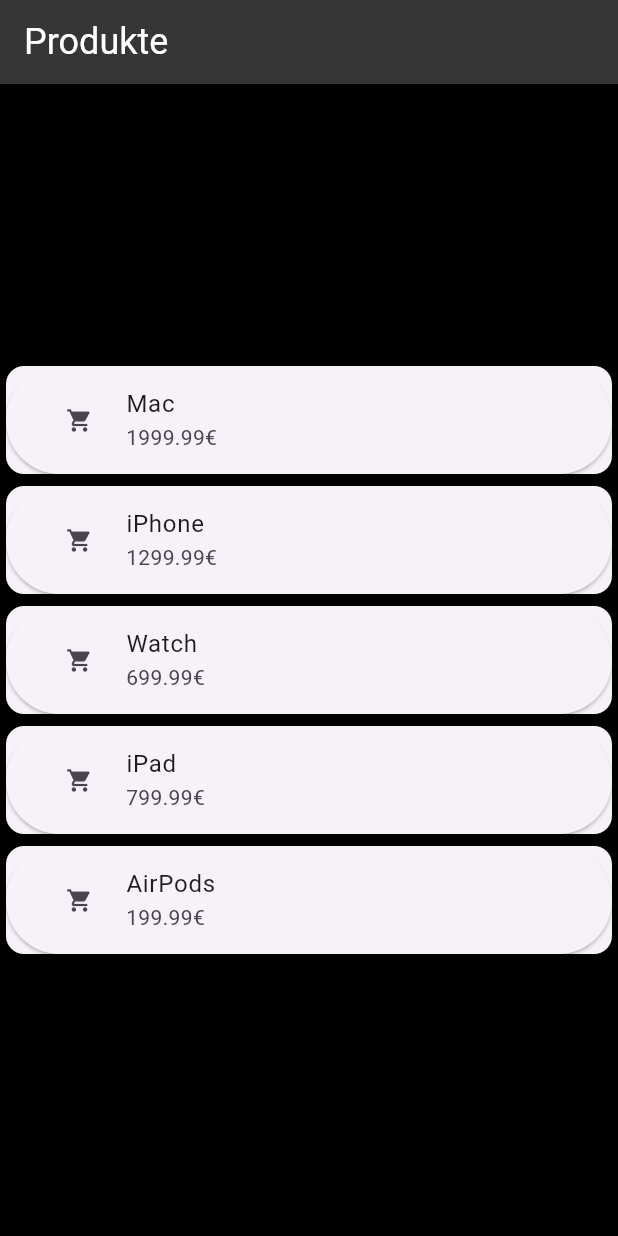
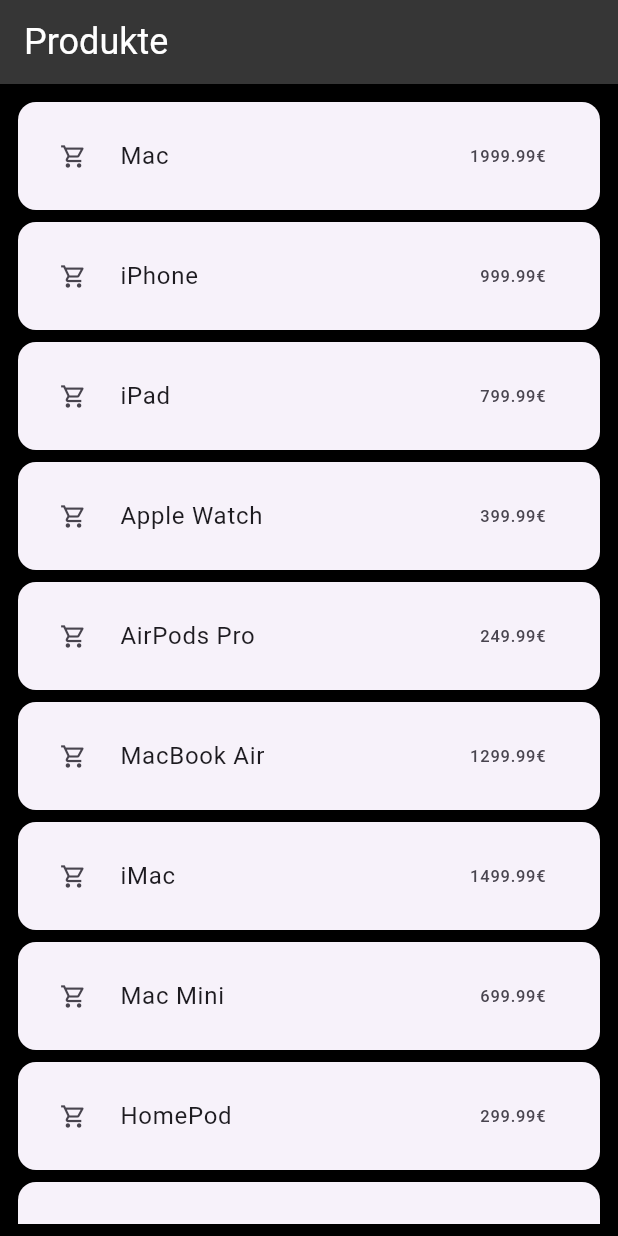
Before and after one commit to OhioLight/navigation_example, a Flutter app: the screen it shows after launch, on a phone screen of 412 x 824 dp. Run offline on Flutter 3.47's test engine with Material 3 defaults, Android fonts, the phone set to English and light mode, and no system bars.

Commit message:
more Products and other buttons

```diff
--- a/lib/p_list_view.dart
+++ b/lib/p_list_view.dart
@@ -10,13 +10,14 @@ class ProductList extends StatelessWidget {
 
   @override
   Widget build(BuildContext context) {
-    return Center(
+    return Padding(
+      padding: const EdgeInsets.all(8.0),
       child: ListView(
         shrinkWrap: true,
         children: products.map(
           (product) {
             return Card(
-              child: ElevatedButton(
+              child: TextButton(
                 onPressed: () {
                   Navigator.push(
                     context,
@@ -30,9 +31,9 @@ class ProductList extends StatelessWidget {
                   );
                 },
                 child: ListTile(
-                  leading: const Icon(Icons.shopping_cart),
+                  leading: const Icon(Icons.shopping_cart_outlined),
                   title: Text(product.name),
-                  subtitle: Text('${product.price}€'),
+                  trailing: Text('${product.price}€'),
                 ),
               ),
             );
--- a/lib/prudukt_class.dart
+++ b/lib/prudukt_class.dart
@@ -10,15 +10,74 @@ class Product {
 }
 
 List<Product> products = [
-  Product(name: 'Mac', description: 'Jetzt mit M2 prozessor', price: 1999.99),
-  Product(name: 'iPhone', description: '15 ultra nice', price: 1299.99),
+  Product(name: 'Mac', description: 'Jetzt mit M2 Prozessor', price: 1999.99),
+  Product(name: 'iPhone', description: 'Das neueste iPhone', price: 999.99),
   Product(
-      name: 'Watch',
-      description: 'das neuste modell nur bei uns',
+      name: 'iPad', description: 'Leicht und leistungsstark', price: 799.99),
+  Product(
+      name: 'Apple Watch',
+      description: 'Dein persönlicher Gesundheitsassistent',
+      price: 399.99),
+  Product(
+      name: 'AirPods Pro',
+      description: 'Aktive Geräuschunterdrückung',
+      price: 249.99),
+  Product(
+      name: 'MacBook Air',
+      description: 'Dünn, leicht und leistungsstark',
+      price: 1299.99),
+  Product(
+      name: 'iMac',
+      description: 'Elegantes Design, beeindruckende Leistung',
+      price: 1499.99),
+  Product(
+      name: 'Mac Mini',
+      description: 'Kompakt und leistungsstark',
       price: 699.99),
-  Product(name: 'iPad', description: 'was riesen teil', price: 799.99),
   Product(
-      name: 'AirPods',
-      description: 'jetzt auch für alle ohren passend',
-      price: 199.99),
+      name: 'HomePod',
+      description: 'Kraftvoller Sound, intelligenter Lautsprecher',
+      price: 299.99),
+  Product(
+      name: 'Apple TV 4K',
+      description: 'Unglaubliche Bild- und Tonqualität',
+      price: 179.99),
+  Product(
+      name: 'Magic Mouse',
+      description: 'Die fortschrittlichste Maus der Welt',
+      price: 79.99),
+  Product(
+      name: 'Magic Keyboard',
+      description: 'Mit Touch ID und Hintergrundbeleuchtung',
+      price: 149.99),
+  Product(
+      name: 'Beats Studio Buds',
+      description: 'Kabellose In-Ear-Kopfhörer',
+      price: 149.99),
+  Product(
+      name: 'iPad Pro',
+      description: 'Das leistungsstärkste iPad aller Zeiten',
+      price: 1099.99),
+  Product(
+      name: 'Apple Pencil', description: 'Präziser Eingabestift', price: 99.99),
+  Product(
+      name: 'Smart Battery Case',
+      description: 'Zusätzliche Akkulaufzeit für dein iPhone',
+      price: 129.99),
+  Product(
+      name: 'MagSafe Charger',
+      description: 'Schnelles drahtloses Laden',
+      price: 39.99),
+  Product(
+      name: 'AirTag',
+      description: 'Finde deine verlorenen Gegenstände',
+      price: 29.99),
+  Product(
+      name: 'Thunderbolt 3 Dock',
+      description: 'Erweitere deine Anschlussmöglichkeiten',
+      price: 299.99),
+  Product(
+      name: 'Final Cut Pro X',
+      description: 'Professionelle Videobearbeitung',
+      price: 299.99),
 ];
```
